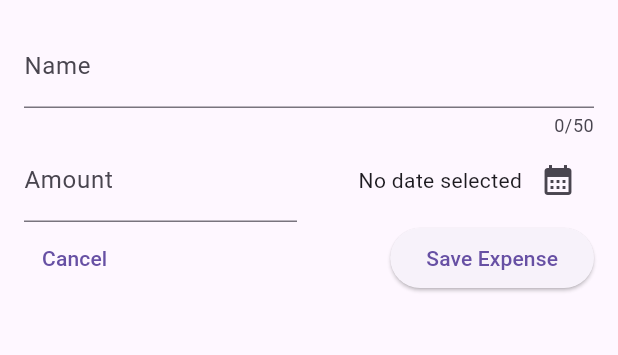
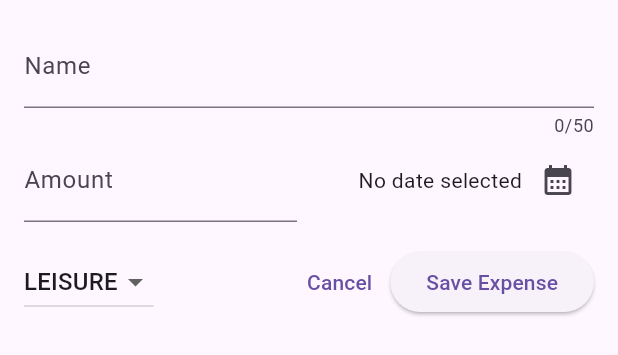
Before and after one commit to Arthurgt/Flutter-Expenses-Tracker, a Flutter app: the NewExpense widget shown alone on an empty page, opened directly, on a phone screen of 412 x 824 dp. Shown: the top 355 px of the screen. Run offline on Flutter 3.47's test engine with Material 2 defaults, Android fonts, the phone set to English and light mode, and no system bars.

Commit message:
Commit_12 - Created dropdown to select category of expense

```diff
--- a/lib/widgets/new_expense.dart
+++ b/lib/widgets/new_expense.dart
@@ -1,5 +1,6 @@
 import 'package:flutter/material.dart';
 import 'package:intl/intl.dart';
+import 'package:flutter_expense_tracker/models/category.dart';
 
 class NewExpense extends StatefulWidget {
   const NewExpense({super.key});
@@ -15,6 +16,7 @@ class _NewExpenseState extends State<NewExpense> {
   final _amountController = TextEditingController();
   final formatter = DateFormat.yMd();
   DateTime? _selectedDate;
+  Category _selectedCategory = Category.leisure;
 
   void _presentDatePicker() async {
     final now = DateTime.now();
@@ -27,6 +29,14 @@ class _NewExpenseState extends State<NewExpense> {
     setState(() {
       _selectedDate = pickedDate;
     });
+  }
+
+  void _submtExpenseData() {
+    final enteredAmount = double.tryParse(_amountController.text);
+    final amountIsInvalid = enteredAmount == null || enteredAmount <= 0;
+    if (_titleController.text.trim().isEmpty) {
+      //show error message
+    }
   }
 
   @override
@@ -81,20 +91,39 @@ class _NewExpenseState extends State<NewExpense> {
               ),
             ],
           ),
+          SizedBox(height: 16),
           Row(
             children: [
+              DropdownButton(
+                value: _selectedCategory,
+                items: Category.values
+                    .map(
+                      (category) => DropdownMenuItem(
+                        value: category,
+                        child: Text(
+                          category.name.toUpperCase(),
+                        ),
+                      ),
+                    )
+                    .toList(),
+                onChanged: (value) {
+                  if (value == null) {
+                    return;
+                  }
+                  setState(() {
+                    _selectedCategory = value;
+                  });
+                },
+              ),
+              const Spacer(),
               TextButton(
                 onPressed: () {
                   Navigator.pop(context);
                 },
                 child: const Text('Cancel'),
               ),
-              Spacer(),
               ElevatedButton(
-                onPressed: () {
-                  print(_titleController.text);
-                  print(_amountController.text);
-                },
+                onPressed: _submtExpenseData,
                 child: const Text('Save Expense'),
               )
             ],
```
